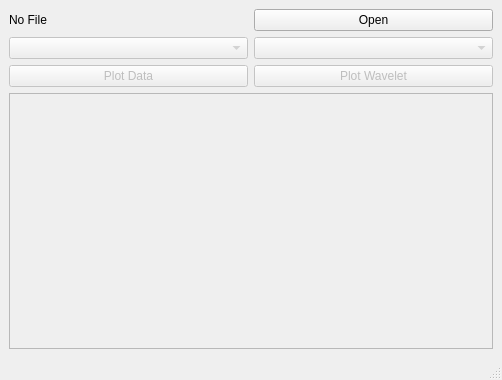
The window that main.ui (m0nhawk/wat) describes before a commit, drawn with Qt 5.
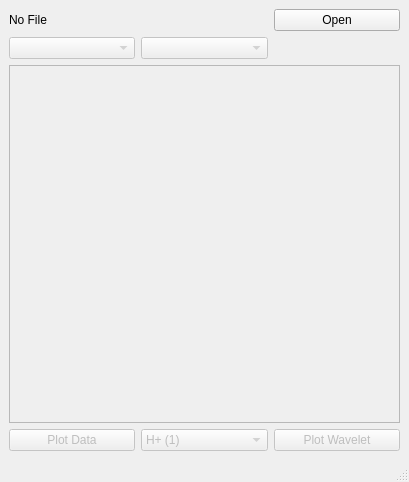
The same window after the commit.

Commit message: element selection for cyclotron_frequency

```diff
--- a/main.ui
+++ b/main.ui
@@ -6,8 +6,8 @@
    <rect>
     <x>0</x>
     <y>0</y>
-    <width>502</width>
-    <height>380</height>
+    <width>409</width>
+    <height>482</height>
    </rect>
   </property>
   <property name="windowTitle">
@@ -15,9 +15,16 @@
   </property>
   <widget class="QWidget" name="centralwidget">
    <layout class="QGridLayout" name="gridLayout_2">
-    <item row="0" column="0">
+    <item row="1" column="0">
      <layout class="QGridLayout" name="gridLayout">
-      <item row="2" column="0">
+      <item row="1" column="1">
+       <widget class="QComboBox" name="listTime">
+        <property name="enabled">
+         <bool>false</bool>
+        </property>
+       </widget>
+      </item>
+      <item row="5" column="1">
        <widget class="QPushButton" name="buttonPlotData">
         <property name="enabled">
          <bool>false</bool>
@@ -27,45 +34,14 @@
         </property>
        </widget>
       </item>
-      <item row="2" column="1">
-       <widget class="QPushButton" name="buttonPlotWavelet">
-        <property name="enabled">
-         <bool>false</bool>
-        </property>
-        <property name="text">
-         <string>Plot Wavelet</string>
-        </property>
-       </widget>
-      </item>
-      <item row="1" column="1">
+      <item row="1" column="2">
        <widget class="QComboBox" name="listData">
         <property name="enabled">
          <bool>false</bool>
         </property>
        </widget>
       </item>
-      <item row="1" column="0">
-       <widget class="QComboBox" name="listTime">
-        <property name="enabled">
-         <bool>false</bool>
-        </property>
-       </widget>
-      </item>
-      <item row="3" column="0" colspan="2">
-       <widget class="QTableView" name="dataView">
-        <property name="enabled">
-         <bool>false</bool>
-        </property>
-       </widget>
-      </item>
-      <item row="0" column="0">
-       <widget class="QLabel" name="currentFile">
-        <property name="text">
-         <string>No File</string>
-        </property>
-       </widget>
-      </item>
-      <item row="0" column="1">
+      <item row="0" column="3">
        <widget class="QPushButton" name="buttonOpenDataFile">
         <property name="sizePolicy">
          <sizepolicy hsizetype="Minimum" vsizetype="Fixed">
@@ -78,6 +54,52 @@
         </property>
        </widget>
       </item>
+      <item row="0" column="1" colspan="2">
+       <widget class="QLabel" name="currentFile">
+        <property name="text">
+         <string>No File</string>
+        </property>
+       </widget>
+      </item>
+      <item row="4" column="1" colspan="3">
+       <widget class="QTableView" name="dataView">
+        <property name="enabled">
+         <bool>false</bool>
+        </property>
+       </widget>
+      </item>
+      <item row="5" column="3">
+       <widget class="QPushButton" name="buttonPlotWavelet">
+        <property name="enabled">
+         <bool>false</bool>
+        </property>
+        <property name="text">
+         <string>Plot Wavelet</string>
+        </property>
+       </widget>
+      </item>
+      <item row="5" column="2">
+       <widget class="QComboBox" name="chemical">
+        <property name="enabled">
+         <bool>false</bool>
+        </property>
+        <item>
+         <property name="text">
+          <string>H+ (1)</string>
+         </property>
+        </item>
+        <item>
+         <property name="text">
+          <string>He+ (4)</string>
+         </property>
+        </item>
+        <item>
+         <property name="text">
+          <string>O+ (16)</string>
+         </property>
+        </item>
+       </widget>
+      </item>
      </layout>
     </item>
    </layout>
```
Left out of the diff: 2 changed lines with no effect on the pictures. The commit also changes 1 other file.
